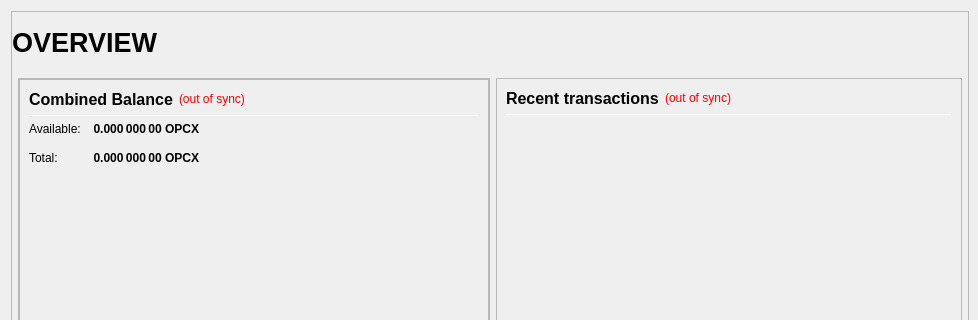
Old version of the form src/qt/forms/overviewpage.ui in the repository Zoras2/OPCoinX; both pictures show x 0 to 978 and y 0 to 320 of the 978 by 841 pixel window.
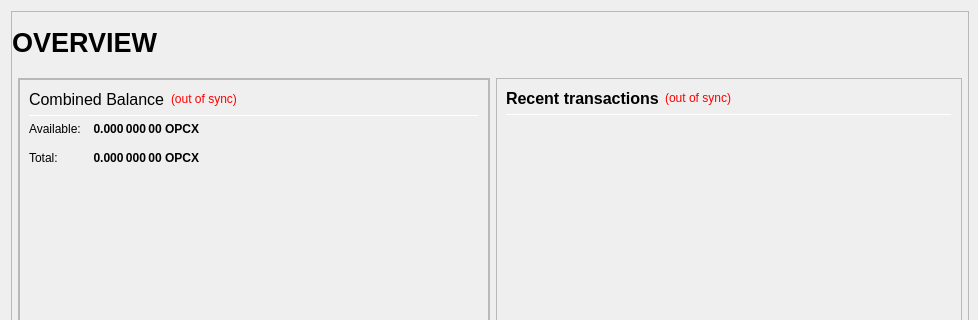
New version of the form.

What changed in the file:
```diff
--- a/src/qt/forms/overviewpage.ui
+++ b/src/qt/forms/overviewpage.ui
@@ -118,7 +118,7 @@
               <widget class="QLabel" name="labelOverviewHeaderRight">
                <property name="minimumSize">
                 <size>
-                 <width>64</width>
+                 <width>464</width>
                  <height>60</height>
                 </size>
                </property>
@@ -214,7 +214,7 @@
                          <property name="font">
                           <font>
                            <pointsize>12</pointsize>
-                           <weight>75</weight>
+                           <weight>38</weight>
                            <bold>true</bold>
                           </font>
                          </property>
```
